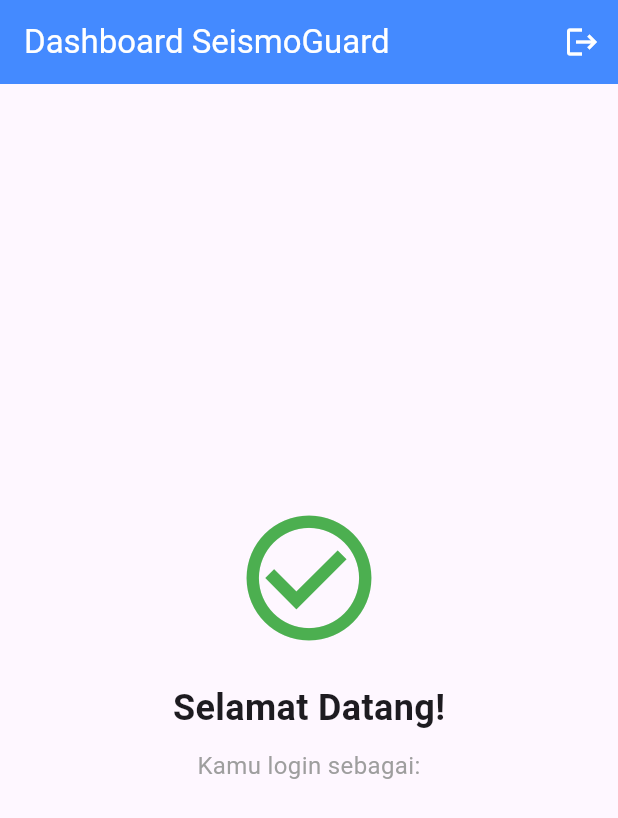
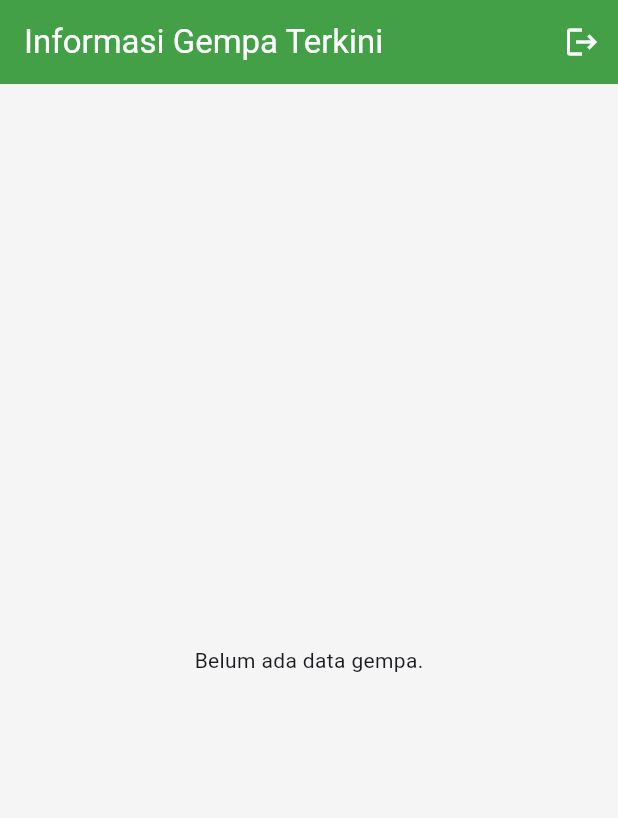
Before and after one commit to GhenAyari/UTS-BussinesIntelligence, a Flutter app: the HomeScreen screen opened directly, on a phone screen of 412 x 824 dp. Shown: the top 818 px of the screen. Run offline on Flutter 3.47's test engine with Material 3 defaults, Android fonts, the phone set to English and light mode, and no system bars; our stand-ins replace supabase_flutter; accounts and stored records are empty.

Commit message:
dashboard public

```diff
--- a/lib/screens/home_screen.dart
+++ b/lib/screens/home_screen.dart
@@ -1,59 +1,74 @@
 import 'package:flutter/material.dart';
 import 'package:supabase_flutter/supabase_flutter.dart';
+import 'admin_pusat_screen.dart';
+import 'admin_daerah_screen.dart';
+import 'public_screen.dart';
 import 'login_screen.dart';
 
-class HomeScreen extends StatelessWidget {
+class HomeScreen extends StatefulWidget {
   const HomeScreen({super.key});
 
-  // Fungsi untuk Logout
-  Future<void> _logout(BuildContext context) async {
-    await Supabase.instance.client.auth.signOut();
+  @override
+  State<HomeScreen> createState() => _HomeScreenState();
+}
 
-    // Setelah logout, arahkan kembali ke LoginScreen
-    if (context.mounted) {
-      Navigator.pushReplacement(
-        context,
-        MaterialPageRoute(builder: (context) => const LoginScreen()),
-      );
+class _HomeScreenState extends State<HomeScreen> {
+  // Fungsi ini mengambil role dari database Supabase
+  Future<Widget> _checkUserRole() async {
+    final user = Supabase.instance.client.auth.currentUser;
+    if (user == null) return const LoginScreen();
+
+    try {
+      final response = await Supabase.instance.client
+          .from('profiles')
+          .select('role')
+          .eq('id', user.id)
+          .single();
+
+      final role = response['role'] as String;
+
+      // LOGIKA MELEMPAR HALAMAN (ROUTING)
+      if (role == 'admin_pusat') {
+        return const AdminPusatScreen();
+      } else if (role == 'admin_daerah') {
+        return const AdminDaerahScreen();
+      } else {
+        return const PublicScreen(); // Default lempar ke halaman Public (Gempa Terkini)
+      }
+    } catch (e) {
+      // Jika terjadi error, lempar ke Public
+      return const PublicScreen();
     }
   }
 
   @override
   Widget build(BuildContext context) {
-    // Mengambil data email user yang sedang login saat ini
-    final user = Supabase.instance.client.auth.currentUser;
+    return Scaffold(
+      body: FutureBuilder<Widget>(
+        future: _checkUserRole(),
+        builder: (context, snapshot) {
+          // Selagi nunggu balasan dari database, tampilkan animasi loading
+          if (snapshot.connectionState == ConnectionState.waiting) {
+            return const Center(
+              child: Column(
+                mainAxisAlignment: MainAxisAlignment.center,
+                children: [
+                  CircularProgressIndicator(),
+                  SizedBox(height: 16),
+                  Text('Mengecek Hak Akses...')
+                ],
+              ),
+            );
+          }
 
-    return Scaffold(
-      appBar: AppBar(
-        title: const Text('Dashboard SeismoGuard'),
-        backgroundColor: Colors.blueAccent,
-        foregroundColor: Colors.white,
-        actions: [
-          IconButton(
-            icon: const Icon(Icons.logout),
-            onPressed: () => _logout(context),
-            tooltip: 'Logout',
-          ),
-        ],
-      ),
-      body: Center(
-        child: Column(
-          mainAxisAlignment: MainAxisAlignment.center,
-          children: [
-            const Icon(Icons.check_circle_outline, size: 100, color: Colors.green),
-            const SizedBox(height: 20),
-            const Text(
-              'Selamat Datang!',
-              style: TextStyle(fontSize: 24, fontWeight: FontWeight.bold),
-            ),
-            const SizedBox(height: 10),
-            Text(
-              'Kamu login sebagai:\n${user?.email ?? "Tidak diketahui"}',
-              textAlign: TextAlign.center,
-              style: const TextStyle(fontSize: 16, color: Colors.grey),
-            ),
-          ],
-        ),
+          // Kalau pengecekan selesai, tampilkan layarnya!
+          if (snapshot.hasData) {
+            return snapshot.data!;
+          }
+
+          // Fallback kalau error
+          return const PublicScreen();
+        },
       ),
     );
   }
--- /dev/null
+++ b/lib/screens/public_screen.dart
@@ -0,0 +1,127 @@
+import 'package:flutter/material.dart';
+import 'package:supabase_flutter/supabase_flutter.dart';
+import 'login_screen.dart'; // Pastikan path ini benar untuk fitur Logout
+
+class PublicScreen extends StatefulWidget {
+  const PublicScreen({super.key});
+
+  @override
+  State<PublicScreen> createState() => _PublicScreenState();
+}
+
+class _PublicScreenState extends State<PublicScreen> {
+  // Fungsi untuk menarik data dari lapisan GOLD (Star Schema)
+  Future<List<Map<String, dynamic>>> _fetchGempaTerbaru() async {
+    // Kita melakukan JOIN dari fact_gempa ke dim_waktu dan dim_lokasi
+    final response = await Supabase.instance.client
+        .schema('gold') // Memilih schema gold
+        .from('fact_gempa')
+        .select('''
+          magnitudo,
+          kedalaman,
+          status_gempa,
+          dim_waktu (tanggal),
+          dim_lokasi (wilayah)
+        ''')
+        .order('id_fakta', ascending: false) // Ambil yang paling baru
+        .limit(20); // Batasi 20 data terbaru biar tidak berat
+
+    return List<Map<String, dynamic>>.from(response);
+  }
+
+  // Fungsi Logout
+  Future<void> _logout(BuildContext context) async {
+    await Supabase.instance.client.auth.signOut();
+    if (context.mounted) {
+      Navigator.pushReplacement(
+        context,
+        MaterialPageRoute(builder: (context) => const LoginScreen()),
+      );
+    }
+  }
+
+  @override
+  Widget build(BuildContext context) {
+    return Scaffold(
+      backgroundColor: Colors.grey[100],
+      appBar: AppBar(
+        title: const Text('Informasi Gempa Terkini'),
+        backgroundColor: Colors.green[600],
+        foregroundColor: Colors.white,
+        actions: [
+          IconButton(
+            icon: const Icon(Icons.logout),
+            onPressed: () => _logout(context),
+            tooltip: 'Keluar',
+          ),
+        ],
+      ),
+      body: FutureBuilder<List<Map<String, dynamic>>>(
+        future: _fetchGempaTerbaru(),
+        builder: (context, snapshot) {
+          if (snapshot.connectionState == ConnectionState.waiting) {
+            return const Center(child: CircularProgressIndicator());
+          }
+
+          if (snapshot.hasError) {
+            return Center(child: Text('Gagal memuat data: ${snapshot.error}'));
+          }
+
+          final dataGempa = snapshot.data;
+
+          if (dataGempa == null || dataGempa.isEmpty) {
+            return const Center(child: Text('Belum ada data gempa.'));
+          }
+
+          return ListView.builder(
+            padding: const EdgeInsets.all(12),
+            itemCount: dataGempa.length,
+            itemBuilder: (context, index) {
+              final gempa = dataGempa[index];
+              final magnitudo = gempa['magnitudo'];
+              final status = gempa['status_gempa'];
+              final tanggal = gempa['dim_waktu']['tanggal'];
+              final wilayah = gempa['dim_lokasi']['wilayah'];
+
+              // Bikin warna indikator bahaya berdasarkan status
+              Color statusColor = Colors.grey;
+              if (status == 'Gempa Terasa Jelas' || magnitudo >= 5.0) {
+                statusColor = Colors.red;
+              } else if (status == 'Gempa Sedang') {
+                statusColor = Colors.orange;
+              } else {
+                statusColor = Colors.green;
+              }
+
+              return Card(
+                margin: const EdgeInsets.only(bottom: 12),
+                shape: RoundedRectangleBorder(borderRadius: BorderRadius.circular(12)),
+                child: ListTile(
+                  contentPadding: const EdgeInsets.all(16),
+                  leading: CircleAvatar(
+                    backgroundColor: statusColor,
+                    radius: 30,
+                    child: Text(
+                      magnitudo.toString(),
+                      style: const TextStyle(color: Colors.white, fontWeight: FontWeight.bold, fontSize: 18),
+                    ),
+                  ),
+                  title: Text(wilayah, style: const TextStyle(fontWeight: FontWeight.bold)),
+                  subtitle: Column(
+                    crossAxisAlignment: CrossAxisAlignment.start,
+                    children: [
+                      const SizedBox(height: 4),
+                      Text('📅 $tanggal'),
+                      Text('⚠️ Status: $status'),
+                      Text('🔻 Kedalaman: ${gempa['kedalaman']} km'),
+                    ],
+                  ),
+                ),
+              );
+            },
+          );
+        },
+      ),
+    );
+  }
+}
```
Also changed, not shown: lib/screens/admin_daerah_screen.dart (added, +13 -0 lines), lib/screens/admin_pusat_screen.dart (added, +13 -0 lines), lib/screens/login_screen.dart (+9 -32 lines).
